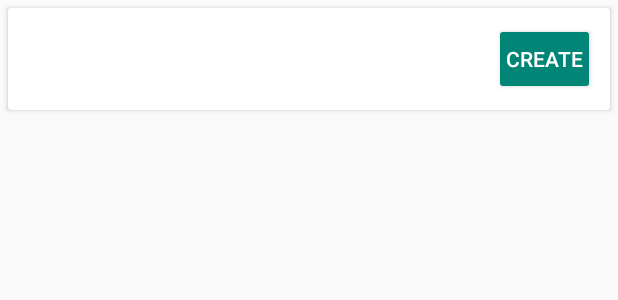
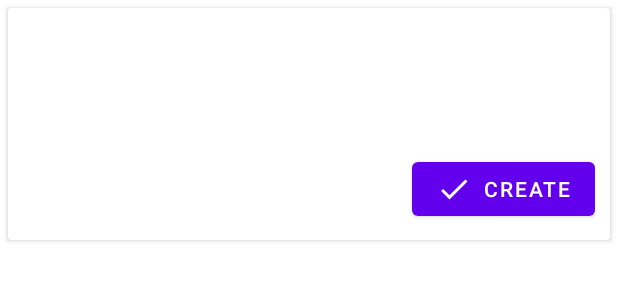
Before and after one commit to vitkyrka/nordict, an Android app: the layout card.xml on its own in the app's theme, with its tools: preview values and no code run, on a phone screen of 412 x 824 dp. Shown: the top 300 px of the screen. Run offline under Robolectric (Android 15) with nearby library versions, the light colour scheme and no system bars; network calls fail.

Commit message:
Add icons to card buttons

```diff
--- a/app/build.gradle
+++ b/app/build.gradle
@@ -52,7 +52,7 @@ repositories {
 dependencies {
     implementation "org.jetbrains.kotlin:kotlin-stdlib-jdk7:$kotlin_version"
     implementation 'androidx.appcompat:appcompat:1.0.2'
-    implementation 'com.google.android.material:material:1.0.0'
+    implementation 'com.google.android.material:material:1.4.0'
     implementation 'androidx.constraintlayout:constraintlayout:1.1.3'
     testImplementation 'junit:junit:4.12'
     testImplementation "com.squareup.okhttp3:okhttp:4.1.0"
--- a/app/src/main/AndroidManifest.xml
+++ b/app/src/main/AndroidManifest.xml
@@ -26,7 +26,7 @@
             android:exported="true"
             android:label="@string/title_activity_card"
             android:parentActivityName=".WordActivity"
-            android:theme="@style/Theme.AppCompat.Light.NoActionBar">
+            android:theme="@style/Theme.MaterialComponents.Light.NoActionBar">
             <meta-data
                 android:name="android.support.PARENT_ACTIVITY"
                 android:value="se.whitchurch.nordict.WordActivity" />
--- /dev/null
+++ b/app/src/main/res/drawable/ic_add_camera.xml
@@ -0,0 +1,10 @@
+<vector xmlns:android="http://schemas.android.com/apk/res/android"
+    android:width="24dp"
+    android:height="24dp"
+    android:viewportWidth="24"
+    android:viewportHeight="24"
+    android:tint="?attr/colorControlNormal">
+  <path
+      android:fillColor="@android:color/white"
+      android:pathData="M3,4V1h2v3h3v2H5v3H3V6H0V4H3zM6,10V7h3V4h7l1.83,2H21c1.1,0 2,0.9 2,2v12c0,1.1 -0.9,2 -2,2H5c-1.1,0 -2,-0.9 -2,-2V10H6zM13,19c2.76,0 5,-2.24 5,-5s-2.24,-5 -5,-5s-5,2.24 -5,5S10.24,19 13,19zM9.8,14c0,1.77 1.43,3.2 3.2,3.2s3.2,-1.43 3.2,-3.2s-1.43,-3.2 -3.2,-3.2S9.8,12.23 9.8,14z"/>
+</vector>
--- /dev/null
+++ b/app/src/main/res/drawable/ic_add_image.xml
@@ -0,0 +1,10 @@
+<vector xmlns:android="http://schemas.android.com/apk/res/android"
+    android:width="24dp"
+    android:height="24dp"
+    android:viewportWidth="24"
+    android:viewportHeight="24"
+    android:tint="?attr/colorControlNormal">
+  <path
+      android:fillColor="@android:color/white"
+      android:pathData="M19,7v2.99s-1.99,0.01 -2,0L17,7h-3s0.01,-1.99 0,-2h3L17,2h2v3h3v2h-3zM16,11L16,8h-3L13,5L5,5c-1.1,0 -2,0.9 -2,2v12c0,1.1 0.9,2 2,2h12c1.1,0 2,-0.9 2,-2v-8h-3zM5,19l3,-4 2,3 3,-4 4,5L5,19z"/>
+</vector>
--- /dev/null
+++ b/app/src/main/res/drawable/ic_clear.xml
@@ -0,0 +1,10 @@
+<vector xmlns:android="http://schemas.android.com/apk/res/android"
+    android:width="24dp"
+    android:height="24dp"
+    android:viewportWidth="24"
+    android:viewportHeight="24"
+    android:tint="?attr/colorControlNormal">
+  <path
+      android:fillColor="@android:color/white"
+      android:pathData="M19,6.41L17.59,5 12,10.59 6.41,5 5,6.41 10.59,12 5,17.59 6.41,19 12,13.41 17.59,19 19,17.59 13.41,12z"/>
+</vector>
--- /dev/null
+++ b/app/src/main/res/drawable/ic_done.xml
@@ -0,0 +1,10 @@
+<vector xmlns:android="http://schemas.android.com/apk/res/android"
+    android:width="24dp"
+    android:height="24dp"
+    android:viewportWidth="24"
+    android:viewportHeight="24"
+    android:tint="?attr/colorControlNormal">
+  <path
+      android:fillColor="@android:color/white"
+      android:pathData="M9,16.2L4.8,12l-1.4,1.4L9,19 21,7l-1.4,-1.4L9,16.2z"/>
+</vector>
--- a/app/src/main/res/layout/activity_card.xml
+++ b/app/src/main/res/layout/activity_card.xml
@@ -27,7 +27,7 @@
                 android:layout_height="wrap_content"
                 app:layout_collapseMode="pin"
                 android:background="?attr/colorPrimary"
-                android:theme="@style/ThemeOverlay.AppCompat.ActionBar"
+                android:theme="@style/ThemeOverlay.MaterialComponents.ActionBar"
                 app:popupTheme="@style/AppTheme.PopupOverlay" />
 
         </com.google.android.material.appbar.CollapsingToolbarLayout>
--- a/app/src/main/res/layout/activity_image_picker.xml
+++ b/app/src/main/res/layout/activity_image_picker.xml
@@ -16,7 +16,6 @@
 
     <Button
         android:id="@+id/search_button"
-        style="@style/Widget.AppCompat.Button.Colored"
         android:layout_width="wrap_content"
         android:layout_height="wrap_content"
         android:text="Search"
--- a/app/src/main/res/layout/card.xml
+++ b/app/src/main/res/layout/card.xml
@@ -50,61 +50,67 @@
             android:id="@+id/card_audio_index"
             android:layout_width="wrap_content"
             android:layout_height="wrap_content"
-            android:visibility="gone"
-            app:layout_constraintTop_toBottomOf="@id/card_sentences"
+            android:layout_gravity="center_vertical"
+            android:layout_marginTop="8dp"
+            android:layout_marginEnd="8dp"
+            android:minWidth="0dp"
+            android:paddingStart="8dp"
+            android:paddingEnd="8dp"
+            android:visibility="invisible"
+            app:layout_constraintTop_toBottomOf="@id/card_images_scroll"
             app:layout_constraintStart_toStartOf="parent"
-            app:layout_constraintBottom_toBottomOf="parent"
             />
 
         <Button
-            style="@style/Widget.AppCompat.Button.Borderless"
+            style="@style/Widget.MaterialComponents.Button.TextButton.Icon"
             android:id="@+id/card_images_button"
             android:visibility="invisible"
             android:layout_width="wrap_content"
             android:layout_height="wrap_content"
-            android:layout_marginStart="4dp"
+            android:layout_marginStart="8dp"
+            android:layout_marginEnd="8dp"
             android:minWidth="0dp"
             android:paddingStart="8dp"
             android:paddingEnd="8dp"
-            android:text="ADD IMAGES"
-            app:layout_constraintTop_toBottomOf="@id/card_sentences"
-            app:layout_constraintStart_toEndOf="@+id/card_audio_index"
-            app:layout_constraintBottom_toBottomOf="parent"
+            app:icon="@drawable/ic_add_image"
+            android:text="Images"
+            app:layout_constraintTop_toBottomOf="@id/card_images_scroll"
+            app:layout_constraintEnd_toStartOf="@id/card_photo_button"
             />
 
         <Button
+            style="@style/Widget.MaterialComponents.Button.TextButton.Icon"
             android:id="@+id/card_photo_button"
             android:visibility="invisible"
-            style="@style/Widget.AppCompat.Button.Borderless"
             android:layout_width="wrap_content"
             android:layout_height="wrap_content"
-            android:layout_marginStart="4dp"
+            android:layout_marginStart="8dp"
+            android:layout_marginEnd="8dp"
             android:minWidth="0dp"
             android:paddingEnd="8dp"
             android:paddingStart="8dp"
-            android:text="ADD PHOTO"
-            app:layout_constraintBottom_toBottomOf="parent"
-            app:layout_constraintStart_toEndOf="@id/card_images_button"
-            app:layout_constraintTop_toBottomOf="@id/card_sentences" />
+            app:icon="@drawable/ic_add_camera"
+            android:text="Photo"
+            app:layout_constraintEnd_toEndOf="parent"
+            app:layout_constraintTop_toBottomOf="@id/card_images_scroll" />
 
         <Button
+            style="@style/Widget.MaterialComponents.Button.TextButton.Icon"
             android:id="@+id/card_clear_button"
             android:visibility="invisible"
-            style="@style/Widget.AppCompat.Button.Borderless"
             android:layout_width="wrap_content"
             android:layout_height="wrap_content"
-            android:layout_marginStart="4dp"
+            android:layout_marginStart="8dp"
+            android:layout_marginEnd="8dp"
             android:minWidth="0dp"
             android:paddingEnd="8dp"
             android:paddingStart="8dp"
-            android:text="CLEAR"
-            android:textColor="@android:color/holo_red_light"
-            app:layout_constraintBottom_toBottomOf="parent"
-            app:layout_constraintStart_toEndOf="@id/card_photo_button"
-            app:layout_constraintTop_toBottomOf="@id/card_sentences" />
+            app:icon="@drawable/ic_clear"
+            android:text="Clear"
+            app:layout_constraintEnd_toStartOf="@id/card_create_button"
+            app:layout_constraintTop_toBottomOf="@id/card_photo_button" />
 
         <Button
-            style="@style/Widget.AppCompat.Button.Colored"
             android:id="@+id/card_create_button"
             android:layout_width="wrap_content"
             android:layout_height="wrap_content"
@@ -112,10 +118,10 @@
             android:minWidth="0dp"
             android:paddingStart="8dp"
             android:paddingEnd="8dp"
-            android:text="CREATE"
-            app:layout_constraintTop_toBottomOf="@id/card_sentences"
+            app:icon="@drawable/ic_done"
+            android:text="Create"
+            app:layout_constraintTop_toBottomOf="@id/card_photo_button"
             app:layout_constraintEnd_toEndOf="parent"
-            app:layout_constraintBottom_toBottomOf="parent"
             />
 
     </androidx.constraintlayout.widget.ConstraintLayout>
--- a/app/src/main/res/values/styles.xml
+++ b/app/src/main/res/values/styles.xml
@@ -1,16 +1,11 @@
 <?xml version="1.0" encoding="utf-8"?>
 <resources>
 
-    <style name="AppTheme" parent="Theme.AppCompat.Light">
+    <style name="AppTheme" parent="Theme.MaterialComponents.DayNight">
         <item name="actionBarStyle">@style/ActionBarStyle</item>
     </style>
 
     <style name="ActionBarStyle">
-    </style>
-    <style name="LoginFormContainer">
-        <item name="android:layout_width">match_parent</item>
-        <item name="android:layout_height">wrap_content</item>
-        <item name="android:padding">16dp</item>
     </style>
 
     <style name="AppTheme.NoActionBar">
@@ -18,8 +13,8 @@
         <item name="windowNoTitle">true</item>
     </style>
 
-    <style name="AppTheme.AppBarOverlay" parent="ThemeOverlay.AppCompat.Dark.ActionBar" />
+    <style name="AppTheme.AppBarOverlay" parent="ThemeOverlay.MaterialComponents.Dark.ActionBar" />
 
-    <style name="AppTheme.PopupOverlay" parent="ThemeOverlay.AppCompat.Light" />
+    <style name="AppTheme.PopupOverlay" parent="ThemeOverlay.MaterialComponents.Light" />
 
 </resources>
```
